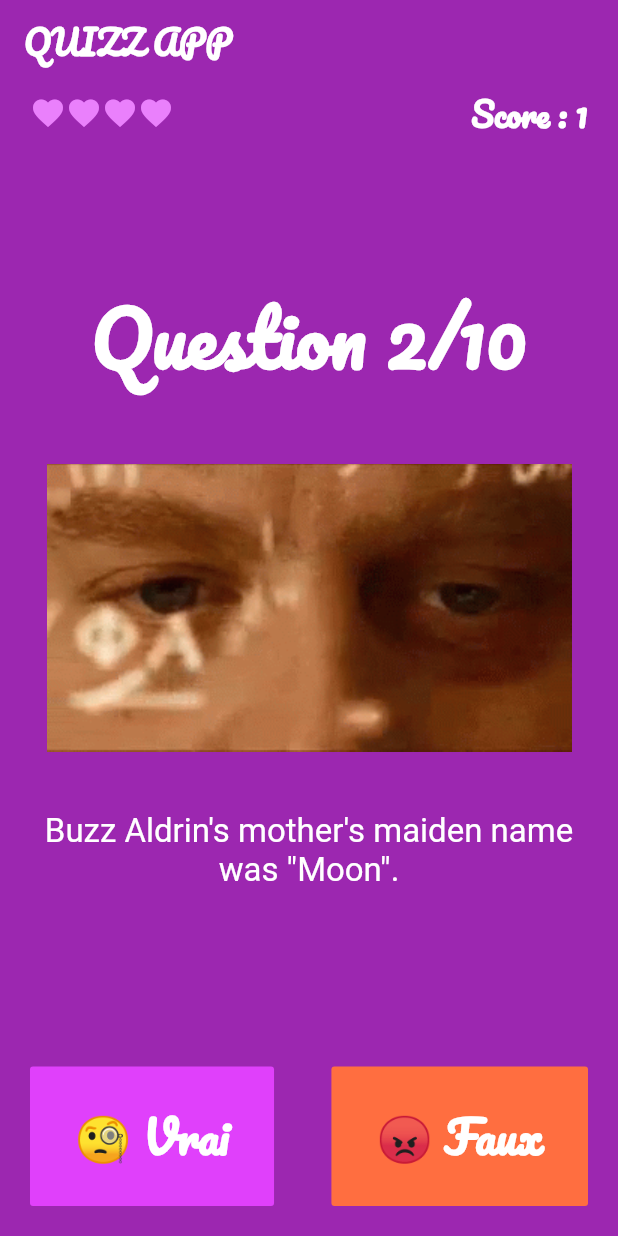
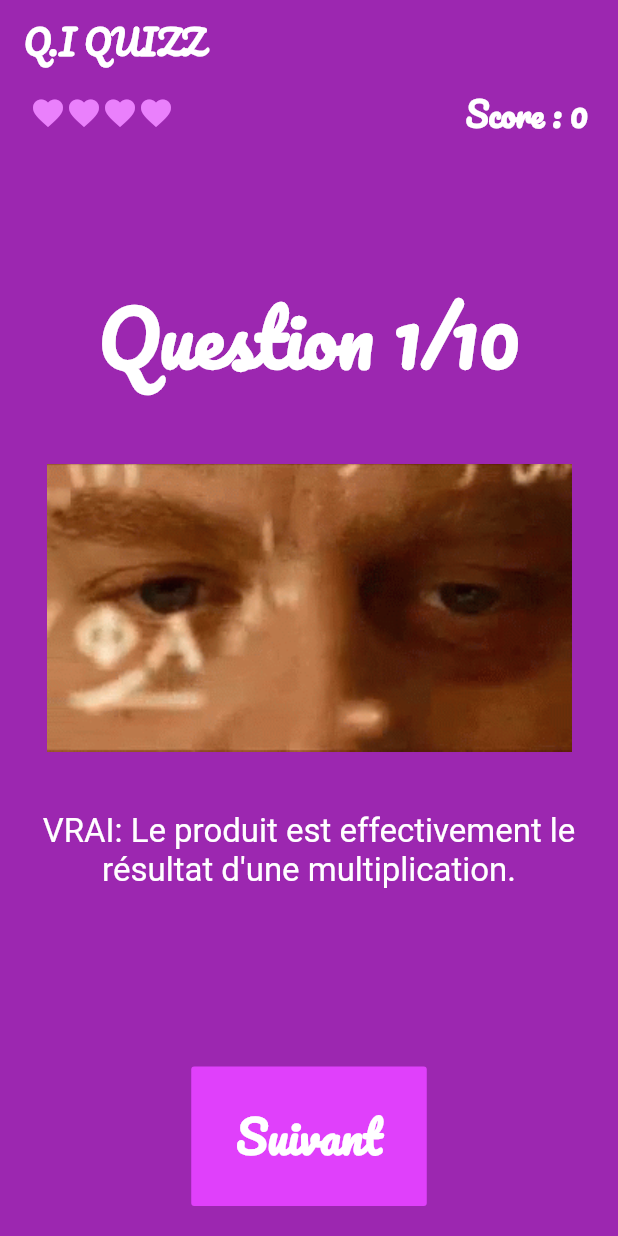
Before and after one commit to jbty/quizzler-flutter, a Flutter app: the screen it shows after launch, after a tap on "🧐 Vrai", on a phone screen of 412 x 824 dp. Run offline on Flutter 3.47's test engine with Material 2 defaults, Android fonts, the phone set to English and light mode, and no system bars; our stand-ins replace confetti.

Commit message:
finish gameplay

```diff
--- a/lib/main.dart
+++ b/lib/main.dart
@@ -1,3 +1,4 @@
+import 'package:confetti/confetti.dart';
 import 'package:flutter/material.dart';
 import 'package:quizzler/quiz_brain.dart';
 
@@ -15,7 +16,7 @@ class Quizzler extends StatelessWidget {
           backgroundColor: Colors.purple,
           shadowColor: Colors.transparent,
           title: Text(
-            "QUIZZ APP",
+            "Q.I QUIZZ",
             style: TextStyle(
               fontFamily: "Pacifico",
               fontSize: 22.0,
@@ -45,6 +46,24 @@ class QuizPage extends StatefulWidget {
 }
 
 class _QuizPageState extends State<QuizPage> {
+  ConfettiController _controllerTopCenter;
+
+  @override
+  void initState() {
+    _controllerTopCenter = ConfettiController(
+      duration: const Duration(
+        seconds: 10,
+      ),
+    );
+    super.initState();
+  }
+
+  @override
+  void dispose() {
+    _controllerTopCenter.dispose();
+    super.dispose();
+  }
+
   List<Widget> lifesKepper = [
     Icon(
       Icons.favorite,
@@ -64,6 +83,8 @@ class _QuizPageState extends State<QuizPage> {
     )
   ];
 
+  bool showSuivBtn = false;
+
   int _userHp = 4;
 
   int _userScore = 0;
@@ -72,11 +93,92 @@ class _QuizPageState extends State<QuizPage> {
 
   int _quizzLength = quizBrain.getQuestionsBank();
 
+  bool _userAnswer;
+
+  List<Widget> toggleAnswer() {
+    if (!showSuivBtn) {
+      return [
+        FlatButton(
+          padding: EdgeInsets.symmetric(
+            vertical: 20.0,
+            horizontal: 30.0,
+          ),
+          textColor: Colors.white,
+          color: Colors.purpleAccent,
+          child: Text(
+            '🧐 Vrai',
+            style: TextStyle(
+              fontFamily: "Pacifico",
+              color: Colors.white,
+              fontSize: 30.0,
+              fontWeight: FontWeight.bold,
+            ),
+          ),
+          onPressed: () {
+            setState(() {
+              _userAnswer = true;
+            });
+
+            showSuivBtn = !showSuivBtn;
+          },
+        ),
+        FlatButton(
+          padding: EdgeInsets.symmetric(
+            vertical: 20.0,
+            horizontal: 30.0,
+          ),
+          color: Colors.deepOrangeAccent,
+          child: Text(
+            '😡 Faux',
+            style: TextStyle(
+              fontFamily: "Pacifico",
+              fontSize: 30.0,
+              color: Colors.white,
+              fontWeight: FontWeight.bold,
+            ),
+          ),
+          onPressed: () {
+            setState(() {
+              _userAnswer = false;
+            });
+
+            showSuivBtn = !showSuivBtn;
+          },
+        ),
+      ];
+    } else {
+      return [
+        FlatButton(
+          padding: EdgeInsets.symmetric(
+            vertical: 20.0,
+            horizontal: 30.0,
+          ),
+          textColor: Colors.white,
+          color: Colors.purpleAccent,
+          child: Text(
+            'Suivant',
+            style: TextStyle(
+              fontFamily: "Pacifico",
+              color: Colors.white,
+              fontSize: 30.0,
+              fontWeight: FontWeight.bold,
+            ),
+          ),
+          onPressed: () {
+            checkAnswer(_userAnswer);
+            showSuivBtn = !showSuivBtn;
+          },
+        )
+      ];
+    }
+  }
+
   void checkAnswer(bool userPickedAnswer) {
     bool correctAnswers = quizBrain.getQuestionAnswer();
 
     if (quizBrain.isEndGame()) {
-      _endGame();
+      _endGame("You Win 😄");
+      _controllerTopCenter.play();
     }
 
     setState(() {
@@ -94,6 +196,7 @@ class _QuizPageState extends State<QuizPage> {
 
   void resetQuiz() {
     setState(() {
+      _controllerTopCenter.stop();
       quizBrain.resetQuestionNumber();
       _step = 1;
       _userHp = 4;
@@ -132,31 +235,64 @@ class _QuizPageState extends State<QuizPage> {
     );
 
     if (_userHp == 0) {
-      _endGame();
+      _endGame("Game Over 😢");
     }
   }
 
-  Future<void> _endGame() async {
+  String showQuestionOrAnswer() {
+    String isCorrect =
+        _userAnswer == quizBrain.getQuestionAnswer() ? "VRAI" : "FAUX";
+
+    return !showSuivBtn
+        ? quizBrain.getQuestionText()
+        : "$isCorrect: " + quizBrain.getAnswer();
+  }
+
+  Future<void> _endGame(String message) async {
     return showDialog<void>(
       context: context,
       barrierDismissible: false,
       builder: (BuildContext context) {
         return AlertDialog(
+          backgroundColor: Colors.purple,
           title: Text(
-            'Done !',
+            message,
+            style: TextStyle(
+              fontFamily: "Pacifico",
+              fontSize: 30.0,
+              color: Colors.white,
+              fontWeight: FontWeight.bold,
+            ),
           ),
           content: SingleChildScrollView(
             child: ListBody(
               children: <Widget>[
                 Text(
-                  "Quiz is finish, your score is $_userScore/13",
+                  "Le quiz est terminer, votre score est de $_userScore/$_quizzLength",
+                  style: TextStyle(
+                    color: Colors.white,
+                    fontSize: 22.0,
+                  ),
                 ),
               ],
             ),
           ),
           actions: <Widget>[
             FlatButton(
-              child: Text('Retry'),
+              padding: EdgeInsets.symmetric(
+                vertical: 20.0,
+                horizontal: 30.0,
+              ),
+              color: Colors.purpleAccent,
+              child: Text(
+                'Recommencer',
+                style: TextStyle(
+                  fontFamily: "Pacifico",
+                  color: Colors.white,
+                  fontSize: 25.0,
+                  fontWeight: FontWeight.bold,
+                ),
+              ),
               onPressed: () {
                 Navigator.of(context).pop();
                 resetQuiz();
@@ -192,6 +328,18 @@ class _QuizPageState extends State<QuizPage> {
             ),
           ],
         ),
+        ConfettiWidget(
+          confettiController: _controllerTopCenter,
+          blastDirection: 3.14 / 2,
+          maxBlastForce: 5,
+          // set a lower max blast force
+          minBlastForce: 2,
+          // set a lower min blast force
+          emissionFrequency: 0.05,
+          numberOfParticles: 50,
+          // a lot of particles at once
+          gravity: 1,
+        ),
         Padding(
           padding: EdgeInsets.only(
             bottom: 32.0,
@@ -218,7 +366,7 @@ class _QuizPageState extends State<QuizPage> {
                 ),
               ),
               Text(
-                quizBrain.getQuestionText(),
+                showQuestionOrAnswer(),
                 textAlign: TextAlign.center,
                 style: TextStyle(
                   fontSize: 22.0,
@@ -228,57 +376,14 @@ class _QuizPageState extends State<QuizPage> {
             ],
           ),
         ),
+        SizedBox(),
         Row(
-          mainAxisAlignment: MainAxisAlignment.spaceBetween,
-          children: <Widget>[
-            FlatButton(
-              padding: EdgeInsets.symmetric(
-                vertical: 20.0,
-                horizontal: 30.0,
-              ),
-              textColor: Colors.white,
-              color: Colors.purpleAccent,
-              child: Text(
-                '🧐 Vrai',
-                style: TextStyle(
-                  fontFamily: "Pacifico",
-                  color: Colors.white,
-                  fontSize: 30.0,
-                  fontWeight: FontWeight.bold,
-                ),
-              ),
-              onPressed: () {
-                checkAnswer(true);
-              },
-            ),
-            FlatButton(
-              padding: EdgeInsets.symmetric(
-                vertical: 20.0,
-                horizontal: 30.0,
-              ),
-              color: Colors.deepOrangeAccent,
-              child: Text(
-                '😡 Faux',
-                style: TextStyle(
-                  fontFamily: "Pacifico",
-                  fontSize: 30.0,
-                  color: Colors.white,
-                  fontWeight: FontWeight.bold,
-                ),
-              ),
-              onPressed: () {
-                checkAnswer(false);
-              },
-            ),
-          ],
+          mainAxisAlignment: MainAxisAlignment.spaceAround,
+          children: toggleAnswer(),
         ),
       ],
     );
   }
 }
 
-// TODO : add one image for each question
 // TODO : refactor code for cleaner architecture
-// TODO : red background when user false and green when user ask good
-// TODO : add cupertino popup for ios and material for android
-// TODO : implement better design
--- a/lib/question.dart
+++ b/lib/question.dart
@@ -1,11 +1,13 @@
 class Question {
   String questionText;
+  String answer;
   bool questionAnswer;
   String image;
 
-  Question(String q, bool a, String i) {
+  Question(String q, String a, bool qa, String i) {
     questionText = q;
-    questionAnswer = a;
+    answer = a;
+    questionAnswer = qa;
     image = i;
   }
 }
--- a/pubspec.yaml
+++ b/pubspec.yaml
@@ -10,7 +10,7 @@ description: A new Flutter application.
 version: 1.0.0+1
 
 environment:
-  sdk: ">=2.1.0 <3.0.0"
+  sdk: ">=2.6.0 <3.0.0"
 
 dependencies:
   flutter:
@@ -19,6 +19,8 @@ dependencies:
   # The following adds the Cupertino Icons font to your application.
   # Use with the CupertinoIcons class for iOS style icons.
   cupertino_icons: ^0.1.2
+
+  confetti: ^0.5.4+1
 
 dev_dependencies:
   flutter_test:
```
Also changed, not shown: lib/quiz_brain.dart (+39 -25 lines), assets/images/question10.gif (added), assets/images/question2.gif (added), assets/images/question3.gif (added), assets/images/question4.gif (added), assets/images/question5.gif (added), assets/images/question6.gif (added), assets/images/question7.gif (added), assets/images/question8.gif (added), assets/images/question9.gif (added).
